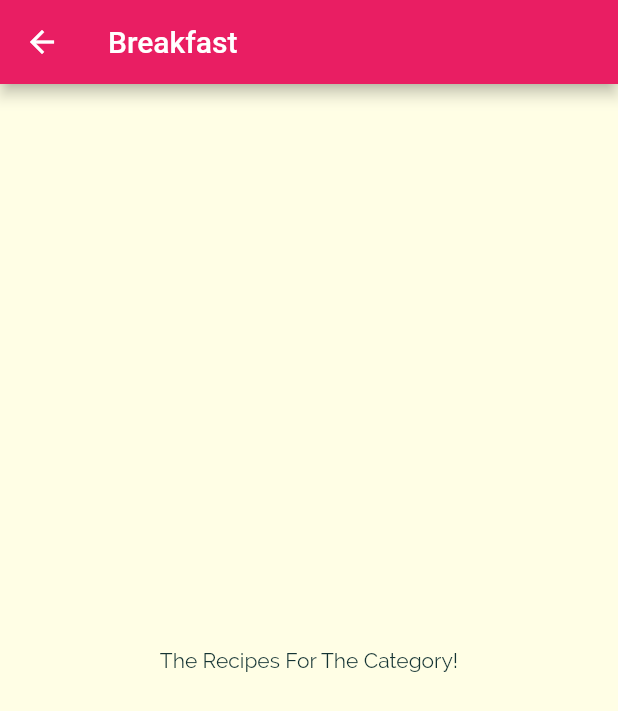
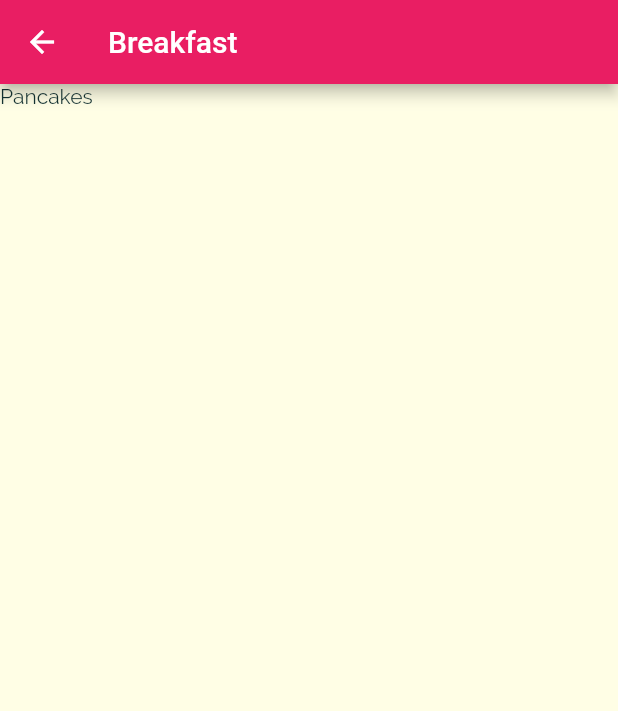
Before and after one commit to muhammedrishadpe/DeliMeals_App, a Flutter app: the screen it shows after launch, after a tap on "Breakfast", on a phone screen of 412 x 824 dp. Shown: the top 711 px of the screen. Run offline on Flutter 3.47's test engine with Material 2 defaults, Android fonts, the phone set to English and light mode, and no system bars.

Commit message:
Selecting meals for chosen category

```diff
--- a/delimeals_app/lib/category_meals_screen.dart
+++ b/delimeals_app/lib/category_meals_screen.dart
@@ -1,4 +1,5 @@
 import 'package:flutter/material.dart';
+import './dummy_data.dart';
 
 class CategoryMealsScreen extends StatelessWidget {
   static const routeName = '/category-meals';
@@ -13,14 +14,18 @@
         ModalRoute.of(context)!.settings.arguments as Map<String, String>;
     final categoryTitle = routeArgs['title'];
     final categoryId = routeArgs['id'];
+    final categoryMeals = DUMMY_MEALS.where((meal) {
+      return meal.categories!.contains(categoryId);
+    }).toList();
     return Scaffold(
       appBar: AppBar(
         title: Text(categoryTitle ?? ''),
       ),
-      body: Center(
-        child: Text(
-          'The Recipes For The Category!',
-        ),
+      body: ListView.builder(
+        itemBuilder: (ctx, index) {
+          return Text(categoryMeals[index].title ?? '');
+        },
+        itemCount: categoryMeals.length,
       ),
     );
   }
--- a/delimeals_app/lib/models/meal.dart
+++ b/delimeals_app/lib/models/meal.dart
@@ -24,7 +24,7 @@
   final bool? isVegan;
   final bool? isVegetarian;
 
-  Meal(
+  const Meal(
       {@required this.title,
       @required this.imageUrl,
       @required this.ingredients,
```
